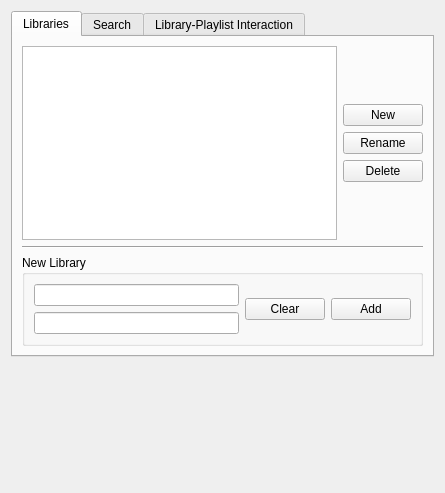
Before: the Qt Designer form src/GUI/Preferences/LibraryPreferences/GUI_LibraryPreferences.ui in return42/sayonara, drawn with Qt 5.
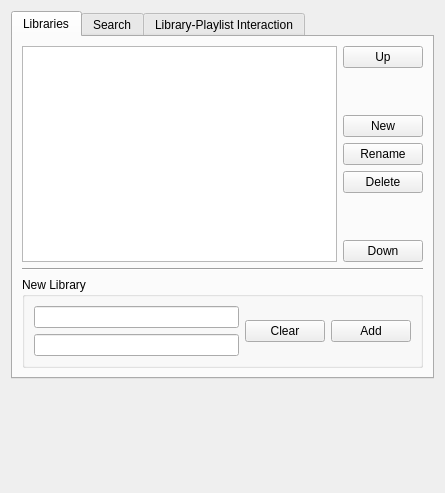
After: the same form once the commit is applied.

```diff
--- a/src/GUI/Preferences/LibraryPreferences/GUI_LibraryPreferences.ui
+++ b/src/GUI/Preferences/LibraryPreferences/GUI_LibraryPreferences.ui
@@ -26,6 +26,13 @@
       <layout class="QGridLayout" name="gridLayout_5">
        <item row="0" column="1">
         <layout class="QVBoxLayout" name="verticalLayout_2">
+         <item>
+          <widget class="QPushButton" name="btn_up">
+           <property name="text">
+            <string>Up</string>
+           </property>
+          </widget>
+         </item>
          <item>
           <spacer name="verticalSpacer_3">
            <property name="orientation">
@@ -73,6 +80,13 @@
            </property>
           </spacer>
          </item>
+         <item>
+          <widget class="QPushButton" name="btn_down">
+           <property name="text">
+            <string>Down</string>
+           </property>
+          </widget>
+         </item>
         </layout>
        </item>
        <item row="4" column="0" colspan="2">
@@ -116,7 +130,11 @@
         </widget>
        </item>
        <item row="0" column="0">
-        <widget class="QListView" name="lv_libs"/>
+        <widget class="QListView" name="lv_libs">
+         <property name="alternatingRowColors">
+          <bool>true</bool>
+         </property>
+        </widget>
        </item>
       </layout>
      </widget>
```
